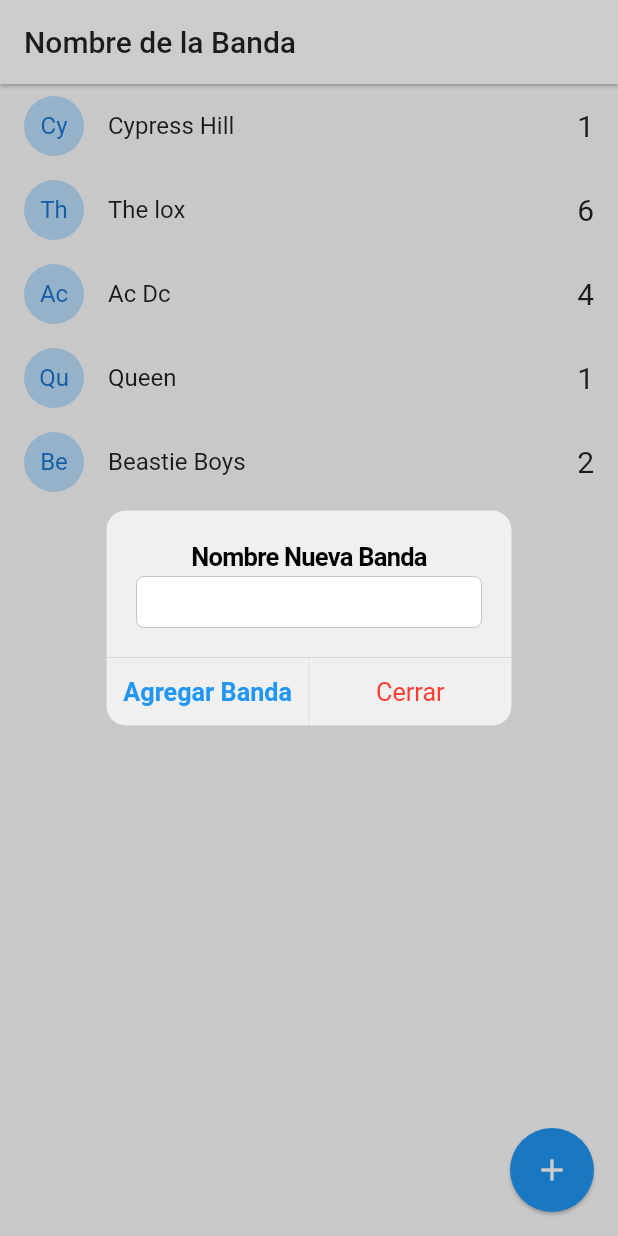
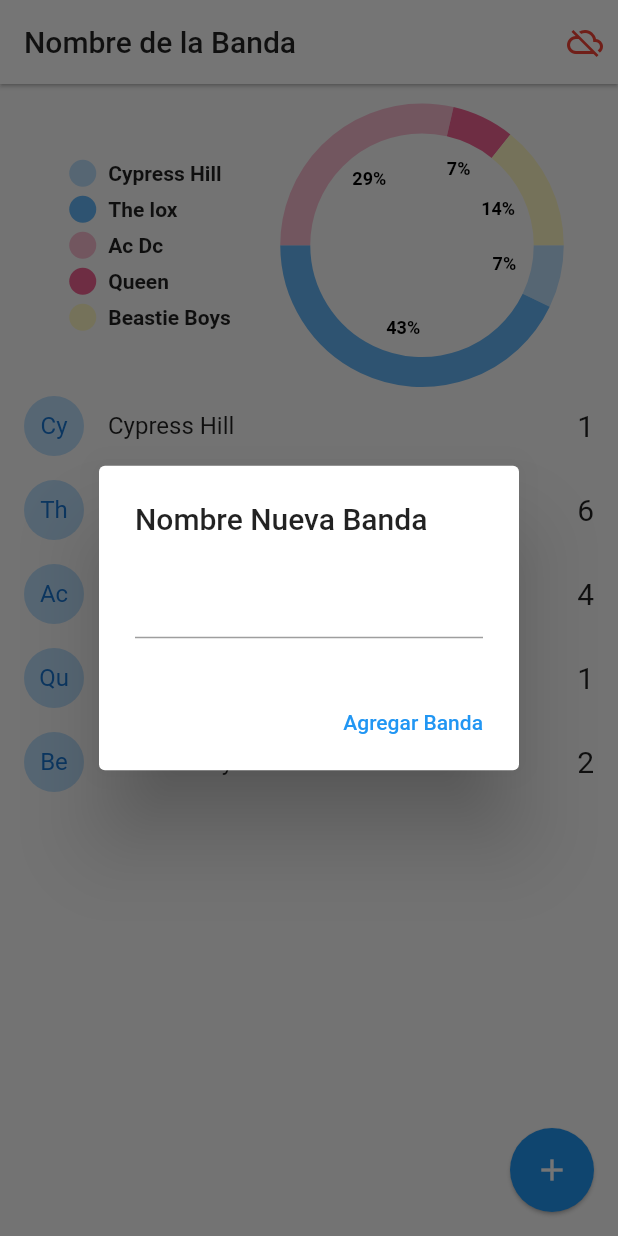
Before and after one commit to ramsutheone/flutter-bandnames-sockets, a Flutter app: the screen it shows after launch, after a tap on the "add" icon, on a phone screen of 412 x 824 dp. Run offline on Flutter 3.47's test engine with Material 2 defaults, Android fonts, the phone set to English and light mode, and no system bars; drawn by our look-alikes of pie_chart; our stand-ins replace socket_io_client; network calls fail.

Commit message:
App Terminada

```diff
--- a/lib/main.dart
+++ b/lib/main.dart
@@ -1,18 +1,25 @@
 import 'package:band_names/pages/home.dart';
+import 'package:band_names/pages/status.dart';
+import 'package:band_names/services/socket_service.dart';
 import 'package:flutter/material.dart';
+import 'package:provider/provider.dart';
 
 void main() => runApp(MyApp());
 
 class MyApp extends StatelessWidget {
   @override
   Widget build(BuildContext context) {
-    return MaterialApp(
+    return MultiProvider(
+      providers: [ChangeNotifierProvider(create: (_) => SocketService())],
+      child: MaterialApp(
         debugShowCheckedModeBanner: false,
         title: 'Material App',
         initialRoute: 'home',
         routes: {
           'home': (_) => HomePage(),
+          'status': (_) => StatusPage(),
         },
+      ),
     );
   }
 }
--- a/lib/model/band.dart
+++ b/lib/model/band.dart
@@ -6,6 +6,8 @@ class Band {
   //Constructor
   Band({this.id, this.name, this.votes});
 
-  factory Band.fromMap(Map<String, dynamic> obj) =>
-      Band(id: obj['id'], name: obj['name'], votes: obj['votes']);
+  factory Band.fromMap(Map<String, dynamic> obj) => Band(
+      id: obj.containsKey('id') ? obj['id'] : 'no-id',
+      name: obj.containsKey('name') ? obj['name'] : 'no-name',
+      votes: obj.containsKey('votes') ? obj['votes'] : '0');
 }
--- a/lib/pages/home.dart
+++ b/lib/pages/home.dart
@@ -1,8 +1,13 @@
 import 'dart:io';
 
-import 'package:band_names/model/band.dart';
 import 'package:flutter/cupertino.dart';
 import 'package:flutter/material.dart';
+
+import 'package:band_names/model/band.dart';
+import 'package:band_names/services/socket_service.dart';
+
+import 'package:provider/provider.dart';
+import 'package:pie_chart/pie_chart.dart';
 
 class HomePage extends StatefulWidget {
   @override
@@ -10,6 +15,7 @@ class HomePage extends StatefulWidget {
 }
 
 class _HomePageState extends State<HomePage> {
+  //esta es una lista temporal pero no será la que tome sino la del backend
   List<Band> bands = [
     Band(id: '1', name: 'Cypress Hill', votes: 1),
     Band(id: '2', name: 'The lox', votes: 6),
@@ -19,17 +25,55 @@ class _HomePageState extends State<HomePage> {
   ];
 
   @override
+  void initState() {
+    final socketService = Provider.of<SocketService>(context, listen: false);
+    socketService.socket.on('bandasActivas', _handleActiveBands);
+    super.initState();
+  }
+
+  _handleActiveBands(dynamic payload) {
+    this.bands = (payload as List).map((band) => Band.fromMap(band)).toList();
+
+    setState(() {});
+  }
+
+  @override
+  void dispose() {
+    final socketService = Provider.of<SocketService>(context, listen: false);
+    socketService.socket.off('bandasActivas');
+
+    super.dispose();
+  }
+
+  @override
   Widget build(BuildContext context) {
+    final socketService = Provider.of<SocketService>(context);
     return Scaffold(
       appBar: AppBar(
         title:
             Text('Nombre de la Banda', style: TextStyle(color: Colors.black87)),
         backgroundColor: Colors.white,
         elevation: 1,
+        actions: [
+          Container(
+              margin: EdgeInsets.only(right: 10),
+              child: (socketService.serverStatus == ServerStatus.Online)
+                  ? Icon(Icons.cloud_done, color: Colors.blue[600])
+                  : Icon(Icons.cloud_off, color: Colors.red))
+          //? Icon(Icons.phonelink_ring, color: Colors.blue[600])
+          //: Icon(Icons.phonelink_erase, color: Colors.red))
+        ],
       ),
-      body: ListView.builder(
-          itemCount: bands.length,
-          itemBuilder: (BuildContext context, i) => _bandTile(bands[i])),
+      body: Column(
+        children: [
+          _mostrarGrafica(),
+          Expanded(
+            child: ListView.builder(
+                itemCount: bands.length,
+                itemBuilder: (BuildContext context, i) => _bandTile(bands[i])),
+          )
+        ],
+      ),
       floatingActionButton: FloatingActionButton(
         child: Icon(Icons.add),
         elevation: 1,
@@ -39,9 +83,12 @@ class _HomePageState extends State<HomePage> {
   }
 
   Widget _bandTile(Band banda) {
+    final socketService = Provider.of<SocketService>(context, listen: false);
+
     return Dismissible(
       key: Key(banda.id),
       direction: DismissDirection.startToEnd,
+      onDismissed: (_) => socketService.emit('delete-band', {'id': banda.id}),
       background: Container(
         padding: EdgeInsets.only(left: 8.0),
         color: Colors.red,
@@ -63,9 +110,7 @@ class _HomePageState extends State<HomePage> {
           '${banda.votes}',
           style: TextStyle(fontSize: 20),
         ),
-        onTap: () {
-          print(banda.name);
-        },
+        onTap: () => socketService.emit('vote-band', {'id': banda.id}),
       ),
     );
   }
@@ -74,11 +119,11 @@ class _HomePageState extends State<HomePage> {
     final textController = new TextEditingController();
 
     //siempre Importar el de "import from 'dart:io'" y NO el de dart.html"
-    if (!Platform.isAndroid) {
+    if (Platform.isAndroid) {
       //Todo esto sería SOLO para Android
       return showDialog(
           context: context,
-          builder: (context) {
+          builder: (_) {
             return AlertDialog(
               title: Text('Nombre Nueva Banda'),
               content: TextField(
@@ -118,13 +163,64 @@ class _HomePageState extends State<HomePage> {
   void addBandToList(String name) {
     print(name);
     if (name.length > 1) {
-      //Podemos cargar la banda
-      this
+      /*
+      forma manual
+        this
           .bands
           .add(new Band(id: DateTime.now().toString(), name: name, votes: 0));
       setState(() {});
+      */
+      final socketService = Provider.of<SocketService>(context, listen: false);
+      socketService.emit('add-band', {'name': name});
     }
 
     Navigator.pop(context);
   }
+
+  Widget _mostrarGrafica() {
+    Map<String, double> dataMap = new Map();
+    //"Flutter": 5,
+    bands.forEach((banda) {
+      dataMap.putIfAbsent(banda.name, () => banda.votes.toDouble());
+    });
+    final List<Color> colorList = [
+      Colors.blue[100],
+      Colors.blue[300],
+      Colors.pink[100],
+      Colors.pink[300],
+      Colors.yellow[100],
+      Colors.yellow[300],
+      Colors.green[100],
+      Colors.green[300],
+    ];
+
+    return Container(
+        padding: EdgeInsets.only(top: 15),
+        width: double.infinity,
+        height: 200,
+        child: PieChart(
+          dataMap: dataMap,
+          animationDuration: Duration(milliseconds: 1000),
+          chartLegendSpacing: 35,
+          chartRadius: MediaQuery.of(context).size.width / 2.2,
+          colorList: colorList,
+          chartType: ChartType.ring,
+          ringStrokeWidth: 20,
+          legendOptions: LegendOptions(
+            showLegendsInRow: false,
+            legendPosition: LegendPosition.left,
+            showLegends: true,
+            legendTextStyle: TextStyle(
+              fontWeight: FontWeight.bold,
+            ),
+          ),
+          chartValuesOptions: ChartValuesOptions(
+            showChartValueBackground: false,
+            showChartValues: true,
+            showChartValuesInPercentage: true,
+            showChartValuesOutside: false,
+            decimalPlaces: 0,
+          ),
+        ));
+  }
 }
--- /dev/null
+++ b/lib/services/socket_service.dart
@@ -0,0 +1,59 @@
+import 'package:flutter/material.dart';
+
+import 'package:socket_io_client/socket_io_client.dart' as IO;
+
+enum ServerStatus { Online, Offline, Connecting }
+
+class SocketService with ChangeNotifier {
+  ServerStatus _serverStatus = ServerStatus.Connecting;
+  IO.Socket _socket;
+
+  ServerStatus get serverStatus => this._serverStatus;
+
+  IO.Socket get socket => this._socket;
+  Function get emit => this._socket.emit;
+
+  SocketService() {
+    this._initConfig();
+  }
+
+  void _initConfig() {
+    String urlSocket = 'http://192.168.0.25:3000';
+
+    this._socket = IO.io(
+        urlSocket,
+        IO.OptionBuilder()
+            .setTransports(['websocket']) // for Flutter or Dart VM
+            .enableAutoConnect()
+            .setExtraHeaders({'foo': 'bar'}) // optional
+            .build());
+
+    // Dart client
+    this._socket.onConnect((_) {
+      this._serverStatus = ServerStatus.Online;
+      print('Conectado por Socket');
+      notifyListeners();
+    });
+
+    this._socket.onDisconnect((_) {
+      this._serverStatus = ServerStatus.Offline;
+      print('Desconectado del Socket Server');
+      notifyListeners();
+    });
+
+    //Otro mensaje de socket
+    /*
+    this._socket.on('other-msg', (payload) {
+      print('otro mensaje:');
+      print('Nombre:' + payload['nombre']);
+      print('Mensaje:' + payload['mensaje']);
+      //analizo si exite el dato lo traigo sino capturo la excepción
+      print(payload.containsKey('mensaje2')
+          ? payload['mensaje2']
+          : 'Parametro inexistente');
+
+      //notifyListeners();
+    });
+    */
+  }
+}
--- a/pubspec.yaml
+++ b/pubspec.yaml
@@ -28,6 +28,9 @@ dependencies:
   # The following adds the Cupertino Icons font to your application.
   # Use with the CupertinoIcons class for iOS style icons.
   cupertino_icons: ^1.0.2
+  socket_io_client: ^2.0.0-beta.3-nullsafety.0
+  provider: ^5.0.0
+  pie_chart: ^5.0.0
 
 dev_dependencies:
   flutter_test:
```
Also changed, not shown: lib/pages/status.dart (added, +27 -0 lines), pubspec.lock, 1 other file. Lines whose indentation alone changed are shown as unchanged.
